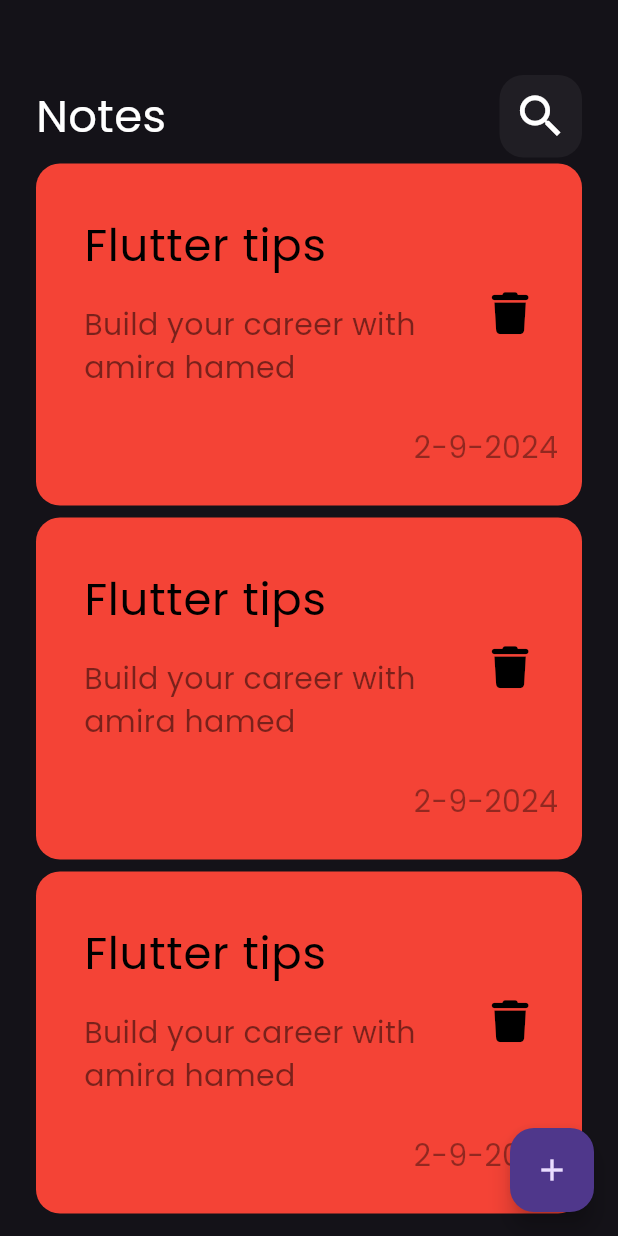
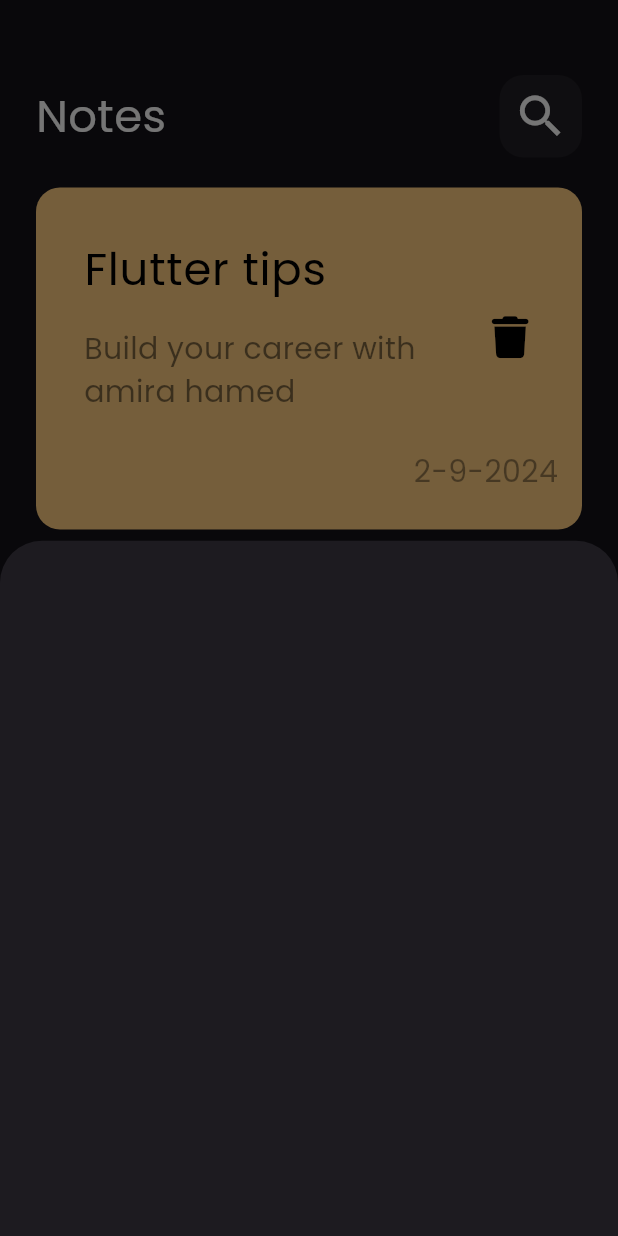
Before and after one commit to AmiraElrefaee/ToDo-app, a Flutter app: the screen it shows after launch, after a tap on the "add" icon, on a phone screen of 412 x 824 dp. Run offline on Flutter 3.47's test engine with Material 3 defaults, Android fonts, the phone set to English and light mode, and no system bars; our stand-ins replace font_awesome_flutter.

Commit message:
show model botton sheet

```diff
--- a/lib/views/Notes_view.dart
+++ b/lib/views/Notes_view.dart
@@ -6,6 +6,7 @@ import 'package:flutter/material.dart';
 
 
 import '../widgets/Notes_view_body.dart';
+import '../widgets/custom_note_button_sheet.dart';
 
 class NotesView extends StatelessWidget {
   const NotesView({super.key});
@@ -13,7 +14,12 @@ class NotesView extends StatelessWidget {
   @override
   Widget build(BuildContext context) {
     return Scaffold(
-      floatingActionButton: FloatingActionButton(onPressed: (){},child:const Icon(
+      floatingActionButton: FloatingActionButton(onPressed: (){
+showModalBottomSheet(context: context, builder: (context){
+  return const AddNoteBottonSheet();
+});
+      }
+        ,child:const Icon(
         Icons.add
       ),),
       body: NotesViewBody(),
--- a/lib/widgets/Note_item.dart
+++ b/lib/widgets/Note_item.dart
@@ -10,8 +10,8 @@ class NotemItem extends StatelessWidget {
     return Container(
       padding: EdgeInsets.only(top :24,bottom:24,left:16),
       decoration: BoxDecoration(
-        // color: const Color(0xffFFCC80),
-        color: Colors.red,
+        color: const Color(0xffFFCC80),
+
         borderRadius: BorderRadius.circular(16),
       ),
       child: Column(
--- /dev/null
+++ b/lib/widgets/custom_note_button_sheet.dart
@@ -0,0 +1,12 @@
+import 'package:flutter/cupertino.dart';
+
+class AddNoteBottonSheet extends StatelessWidget {
+  const AddNoteBottonSheet({super.key});
+
+  @override
+  Widget build(BuildContext context) {
+    return Container(
+
+    );
+  }
+}
--- a/lib/widgets/custom_notes_list_view.dart
+++ b/lib/widgets/custom_notes_list_view.dart
@@ -8,7 +8,10 @@ class notesListView extends StatelessWidget {
   @override
   Widget build(BuildContext context) {
     return Expanded(
+      child: Padding(
+        padding: const EdgeInsets.symmetric(vertical: 16),
         child: ListView.builder(
+          padding: EdgeInsets.zero,
             itemCount: 3,
             itemBuilder: (context,index)
             {
@@ -17,6 +20,7 @@ class notesListView extends StatelessWidget {
             child: const NotemItem(),
           );
         }),
+      ),
     );
   }
 }
```
Lines whose indentation alone changed are shown as unchanged.
